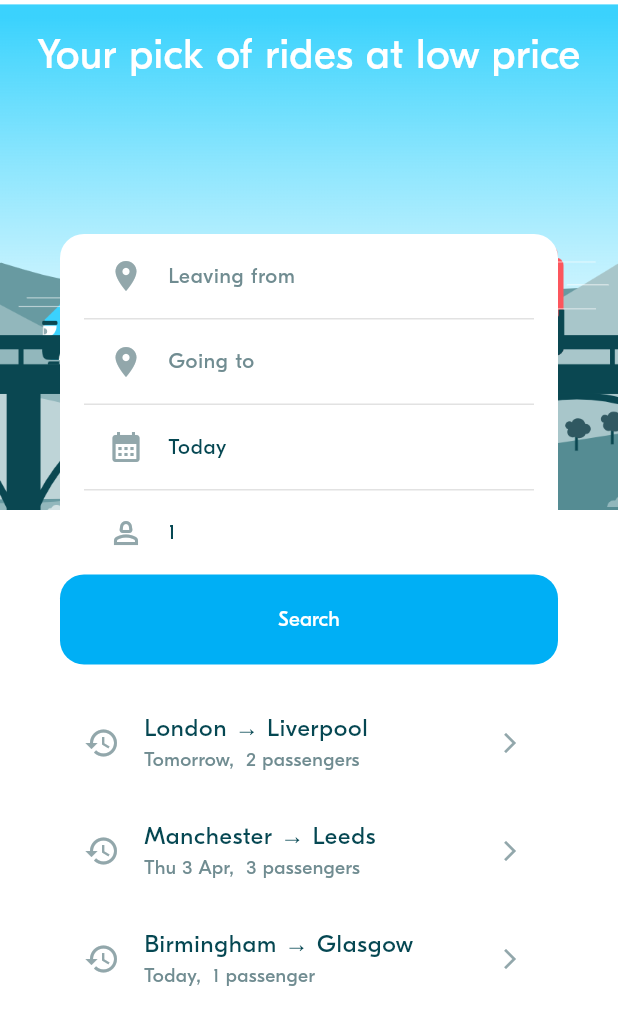
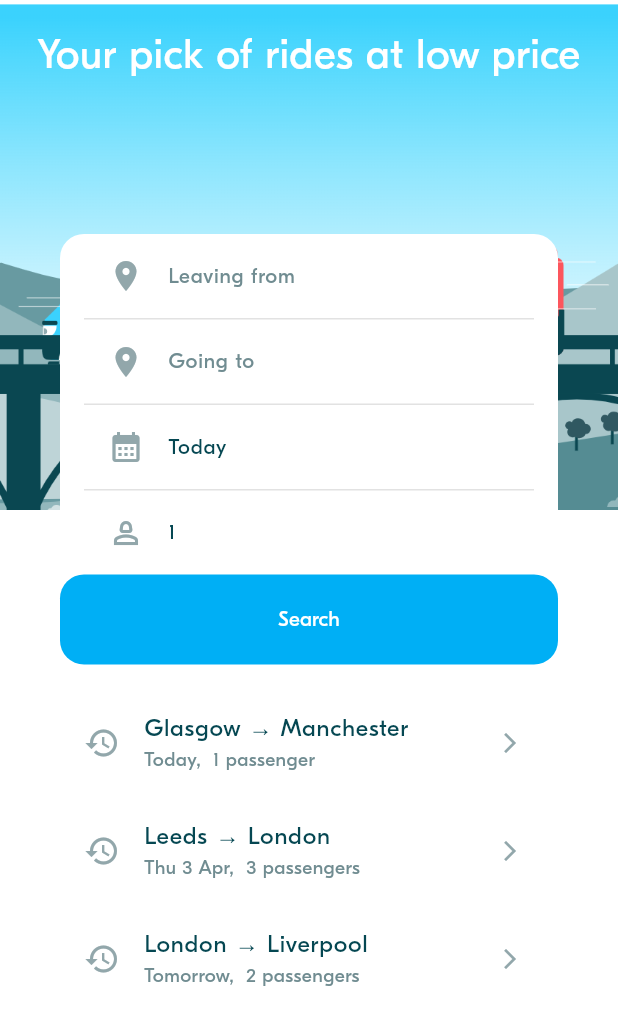
Before and after one commit to Tiven-Kong/week7_flutter-, a Flutter app: the screen it shows after launch, after a tap on "Search", on a phone screen of 412 x 824 dp. Shown: the top 1025 px of the screen. Run offline on Flutter 3.47's test engine with Material 3 defaults, Android fonts, the phone set to English and light mode, and no system bars; our stand-ins replace logger; statements that could not run were skipped; project files that could hold a hidden picture were left out.

Commit message:
Bla-201 and Bla-202

```diff
--- a/lib/main.dart
+++ b/lib/main.dart
@@ -1,13 +1,16 @@
 import 'package:flutter/material.dart';
+import 'package:provider/provider.dart';
+import 'package:week_3_blabla_project/provider%20/ride_pref_provider.dart';
+
 import 'repository/mock/mock_locations_repository.dart';
 import 'repository/mock/mock_rides_repository.dart';
+import 'repository/mock/mock_ride_preferences_repository.dart';
 import 'service/locations_service.dart';
 import 'service/rides_service.dart';
+import 'service/ride_prefs_service.dart';
+import 'ui/screens/ride_pref/ride_pref_screen.dart';
+import 'ui/theme/theme.dart';
 
-import 'repository/mock/mock_ride_preferences_repository.dart';
-import 'ui/screens/ride_pref/ride_pref_screen.dart';
-import 'service/ride_prefs_service.dart';
-import 'ui/theme/theme.dart';
 
 void main() {
   // 1 - Initialize the services
@@ -15,7 +18,7 @@ void main() {
   LocationsService.initialize(MockLocationsRepository());
   RidesService.initialize(MockRidesRepository());
 
-  // 2- Run the UI
+  // 2 - Run the UI
   runApp(const MyApp());
 }
 
@@ -24,10 +27,15 @@ class MyApp extends StatelessWidget {
 
   @override
   Widget build(BuildContext context) {
-    return MaterialApp(
-      debugShowCheckedModeBanner: false,
-      theme: appTheme,
-      home: Scaffold(body: RidePrefScreen()),
+    return MultiProvider(
+      providers: [
+        ChangeNotifierProvider(create: (context) => RidePrefProvider()),
+      ],
+      child: MaterialApp(
+        debugShowCheckedModeBanner: false,
+        theme: appTheme,
+        home: Scaffold(body: RidePrefScreen()),
+      ),
     );
   }
 }
--- a/lib/provider /async.dart
+++ b/lib/provider /async.dart
@@ -0,0 +1,17 @@
+enum AsyncValueState { loading, error, success }
+
+class AsyncValue<T> {
+  final T? data;
+  final Object? error;
+  final AsyncValueState state;
+
+  AsyncValue._({this.data, this.error, required this.state});
+
+  factory AsyncValue.loading() => AsyncValue._(state: AsyncValueState.loading);
+
+  factory AsyncValue.success(T data) =>
+      AsyncValue._(data: data, state: AsyncValueState.success);
+
+  factory AsyncValue.error(Object error) =>
+      AsyncValue._(error: error, state: AsyncValueState.error);
+}
--- a/lib/provider /ride_pref_provider.dart
+++ b/lib/provider /ride_pref_provider.dart
@@ -0,0 +1,73 @@
+import 'package:flutter/cupertino.dart';
+import 'package:flutter/material.dart';
+import 'package:logger/logger.dart';
+import 'package:week_3_blabla_project/model/ride/ride_pref.dart';
+import 'package:week_3_blabla_project/repository/mock/mock_ride_preferences_repository.dart';
+
+import 'async.dart';
+
+class RidePrefProvider extends ChangeNotifier {
+  RidePrefProvider() {
+    fetchRidePreferences();
+  }
+  MockRidePreferencesRepository ridePreferencesRepository =
+  MockRidePreferencesRepository();
+
+  RidePreference? _currentPreference;
+  RidePreference? get currentPreference => _currentPreference;
+// final List<RidePreference> _pastPreference = [];
+  late AsyncValue<List<RidePreference>> pastPreferences;
+  // return the list of past pref
+
+
+
+    void setCurrentPreference(RidePreference ridePreference) async {
+      if (_currentPreference == ridePreference) {
+
+      } else {
+        _currentPreference = ridePreference;
+        _insertRecentRidePrefToHistory(ridePreference) ;
+
+      }
+      _insertRecentRidePrefToHistory(ridePreference)
+          ? Logger().d('Past Preference add successfully')
+          : Logger().d('Past Preference already exists');
+      notifyListeners();
+    }
+
+
+
+  bool _insertRecentRidePrefToHistory(RidePreference ridePref) {
+
+      if (pastPreferences.data!.contains(ridePref)) {
+        pastPreferences.data!.removeWhere((pastPref) => ridePref == pastPref);
+        // pastPreferences.data!.add(ridePref);
+        pastPreferences.data!.insert(0, ridePref);
+        Logger().d('re index successfully');
+        return false;
+      } else {
+        pastPreferences.data!.insert(0, ridePref);
+        Logger().d('ride pref added');
+        return true;
+      }
+    }
+
+  void fetchRidePreferences() async {
+    pastPreferences = AsyncValue.loading();
+    notifyListeners();
+    try {
+      // 2 Fetch data
+      List<RidePreference> pastPrefs =
+      await ridePreferencesRepository.getPastPreferences();
+      // 3 Handle success
+      pastPreferences = AsyncValue.success(pastPrefs.reversed.toList());
+      Logger().d('Past preferences fetched successfully');
+      Logger().d(pastPrefs.reversed.toList());
+      Logger().d(pastPrefs);
+      // 4 Handle error
+    } catch (error) {
+      pastPreferences = AsyncValue.error(error);
+    }
+    notifyListeners();
+  }
+}
--- a/lib/repository/mock/mock_ride_preferences_repository.dart
+++ b/lib/repository/mock/mock_ride_preferences_repository.dart
@@ -7,12 +7,19 @@ class MockRidePreferencesRepository extends RidePreferencesRepository {
   final List<RidePreference> _pastPreferences = fakeRidePrefs;
 
   @override
-  List<RidePreference> getPastPreferences() {
-    return _pastPreferences;
+  Future<List<RidePreference>> getPastPreferences() {
+    return Future.delayed(Duration(seconds: 2), () {
+      return _pastPreferences;
+    });
   }
 
   @override
-  void addPreference(RidePreference preference) {
+  Future <void> addPreference(RidePreference preference) async {
     _pastPreferences.add(preference);
+    Future<void> addPreference(RidePreference preference) async {
+      return Future.delayed(Duration(seconds: 2), () {
+        _pastPreferences.add(preference);
+      });
+    }
   }
 }
--- a/lib/repository/ride_preferences_repository.dart
+++ b/lib/repository/ride_preferences_repository.dart
@@ -1,7 +1,11 @@
+
+
 import '../model/ride/ride_pref.dart';
 
 abstract class RidePreferencesRepository {
-  List<RidePreference> getPastPreferences();
 
-  void addPreference(RidePreference preference);
+  Future<List<RidePreference>> getPastPreferences();
+
+
+  Future<void> addPreference(RidePreference preference);
 }
--- a/lib/service/ride_prefs_service.dart
+++ b/lib/service/ride_prefs_service.dart
@@ -1,5 +1,6 @@
 import '../model/ride/ride_pref.dart';
 import '../repository/ride_preferences_repository.dart';
+// import 'package:week_3_blabla_project/provider/async_value.dart';
 
 ////
 ///   This service handles:
@@ -10,27 +11,43 @@ class RidePrefService {
   // Static private instance
   static RidePrefService? _instance;
 
+  // import '../model/ride/ride_pref.dart';
+  // import '../repository/ride_preferences_repository.dart';
+
   // Access to past preferences
   final RidePreferencesRepository repository;
 
+  // ////
+  // ///   This service handles:
+  // ///   - The past ride preferences
+  // ///   - The currennt ride preferences
+  // ///
+  // class RidePrefService {
+  //   // Static private instance
+  //   static RidePrefService? _instance;
+
   // The current preference
   RidePreference? _currentPreference;
+
+  //   // Access to past preferences
+  //   final RidePreferencesRepository repository;
 
   ///
   /// Private constructor
   ///
   RidePrefService._internal(this.repository);
 
+  //   // The current preference
+  //   RidePreference? _currentPreference;
+
   ///
   /// Initialize
   ///
-  static void initialize(RidePreferencesRepository repository) {
-    if (_instance == null) {
-      _instance = RidePrefService._internal(repository);
-    } else {
-      throw Exception("RidePreferencesService is already initialized.");
-    }
-  }
+
+  //   ///
+  //   /// Private constructor
+  //   ///
+  //   RidePrefService._internal(this.repository);
 
   ///
   /// Singleton accessor
@@ -43,23 +60,26 @@ class RidePrefService {
     return _instance!;
   }
 
+  //   ///
+  //   /// Initialize
+  //   ///
+  //   static void initialize(RidePreferencesRepository repository) {
+  //     if (_instance == null) {
+  //       _instance = RidePrefService._internal(repository);
+  //     } else {
+  //       throw Exception("RidePreferencesService is already initialized.");
+  //     }
+  //   }
+
   // Current preference
   RidePreference? get currentPreference {
     print('Get  current  pref : $_currentPreference');
     return _currentPreference;
   }
 
+
   void setCurrentPreference(RidePreference preference) {
     _currentPreference = preference;
     print('Set current pref to $_currentPreference');
   }
-
-  // Past preferences
-  List<RidePreference> getPastPreferences() {
-    return repository.getPastPreferences();
-  }
-
-  void addPreference(RidePreference preference) {
-    return repository.addPreference(preference);
-  }
 }
--- a/lib/ui/screens/ride_pref/ride_pref_screen.dart
+++ b/lib/ui/screens/ride_pref/ride_pref_screen.dart
@@ -1,9 +1,10 @@
 import 'package:flutter/material.dart';
-
+import 'package:provider/provider.dart';
 import '../../../model/ride/ride_pref.dart';
+import '../../../provider /async.dart';
+import '../../../provider /ride_pref_provider.dart';
 import '../../../service/ride_prefs_service.dart';
 import '../../theme/theme.dart';
-
 import '../../../utils/animations_util.dart';
 import '../rides/rides_screen.dart';
 import 'widgets/ride_pref_form.dart';
@@ -16,49 +17,52 @@ const String blablaHomeImagePath = 'assets/images/blabla_home.png';
 /// - Enter his/her ride preference and launch a search on it
 /// - Or select a last entered ride preferences and launch a search on it
 ///
-class RidePrefScreen extends StatefulWidget {
+class RidePrefScreen extends StatelessWidget {
   const RidePrefScreen({super.key});
 
-  @override
-  State<RidePrefScreen> createState() => _RidePrefScreenState();
+  void onRidePrefSelected(RidePreference newPreference, BuildContext context) async {
+    // 1 - Update the current preference in both service and provider
+    RidePrefService.instance.setCurrentPreference(newPreference);
+    context.read<RidePrefProvider>().setCurrentPreference(newPreference);
+
+    // 2 - Navigate to the rides screen with a bottom-to-top animation
+    await Navigator.of(context)
+        .push(AnimationUtils.createBottomToTopRoute(RidesScreen()));
   }
 
-class _RidePrefScreenState extends State<RidePrefScreen> {
-  onRidePrefSelected(RidePreference newPreference) async {
-    // 1 - Update the current preference
-    RidePrefService.instance.setCurrentPreference(newPreference);
-
-    // 2 - Navigate to the rides screen (with a buttom to top animation)
-    await Navigator.of(context)
-        .push(AnimationUtils.createBottomToTopRoute(RidesScreen()));
-
-    // 3 - After wait  - Update the state   -- TODO MAKE IT WITH STATE MANAGEMENT
-    setState(() {});
-  }
+  void loader(BuildContext context) =>
+      context.read<RidePrefProvider>().fetchRidePreferences();
 
   @override
   Widget build(BuildContext context) {
-    RidePreference? currentRidePreference =
-        RidePrefService.instance.currentPreference;
-    List<RidePreference> pastPreferences =
-        RidePrefService.instance.getPastPreferences();
+    return Consumer<RidePrefProvider>(
+      builder: (context, ridePref, child) {
+        final pastPref = ridePref.pastPreferences;
 
+        switch (pastPref.state) {
+          case AsyncValueState.loading:
+            return const Center(child: CircularProgressIndicator.adaptive());
+
+          case AsyncValueState.error:
+            return const Center(
+              child: Text('Error no internet'),
+            );
+
+          case AsyncValueState.success:
             return Stack(
               children: [
-        // 1 - Background  Image
-        BlaBackground(),
-
-        // 2 - Foreground content
-        Column(
+                const BlaBackground(),
+                SafeArea(
+                  child: Column(
                     children: [
-            SizedBox(height: BlaSpacings.m),
+                      const SizedBox(height: BlaSpacings.m),
                       Text(
                         "Your pick of rides at low price",
                         style: BlaTextStyles.heading.copyWith(color: Colors.white),
                       ),
-            SizedBox(height: 100),
+                      const SizedBox(height: 100),
                       Container(
-              margin: EdgeInsets.symmetric(horizontal: BlaSpacings.xxl),
+                        margin: const EdgeInsets.symmetric(horizontal: BlaSpacings.xxl),
                         decoration: BoxDecoration(
                           color: Colors.white, // White background
                           borderRadius: BorderRadius.circular(16), // Rounded corners
@@ -69,21 +73,22 @@ class _RidePrefScreenState extends State<RidePrefScreen> {
                           children: [
                             // 2.1 Display the Form to input the ride preferences
                             RidePrefForm(
-                      initialPreference: currentRidePreference,
-                      onSubmit: onRidePrefSelected),
-                  SizedBox(height: BlaSpacings.m),
-
+                              initialPreference: ridePref.currentPreference,
+                              onSubmit: (preference) =>
+                                  onRidePrefSelected(preference, context),
+                            ),
+                            const SizedBox(height: BlaSpacings.m),
                             // 2.2 Optionally display a list of past preferences
                             SizedBox(
                               height: 200, // Set a fixed height
                               child: ListView.builder(
                                 shrinkWrap: true, // Fix ListView height issue
-                      physics: AlwaysScrollableScrollPhysics(),
-                      itemCount: pastPreferences.length,
+                                physics: const AlwaysScrollableScrollPhysics(),
+                                itemCount: pastPref.data!.length,
                                 itemBuilder: (ctx, index) => RidePrefHistoryTile(
-                        ridePref: pastPreferences[index],
+                                  ridePref: pastPref.data![index],
                                   onPressed: () =>
-                            onRidePrefSelected(pastPreferences[index]),
+                                      onRidePrefSelected(pastPref.data![index], context),
                                 ),
                               ),
                             ),
@@ -92,7 +97,14 @@ class _RidePrefScreenState extends State<RidePrefScreen> {
                       ),
                     ],
                   ),
+                ),
               ],
+            );
+
+          default:
+            return const Center(child: CircularProgressIndicator.adaptive());
+        }
+      },
     );
   }
 }
--- a/pubspec.yaml
+++ b/pubspec.yaml
@@ -12,6 +12,9 @@ dependencies:
   cupertino_icons: ^1.0.8
   intl: ^0.20.2
   flutter_svg: ^2.0.17
+  provider: ^6.1.2
+  logger: ^2.5.0
+  shared_preferences: ^2.5.2
 
 dev_dependencies:
   flutter_test:
```
Also changed, not shown: lib/ui/screens/ride_pref/widgets/ride_pref_form.dart (+32 -1 lines), lib/ui/screens/rides/rides_screen.dart (+49 -44 lines), lib/ui/widgets/inputs/bla_location_picker.dart (+4 -4 lines), pubspec.lock, 9 other files. Lines whose indentation alone changed are shown as unchanged.
